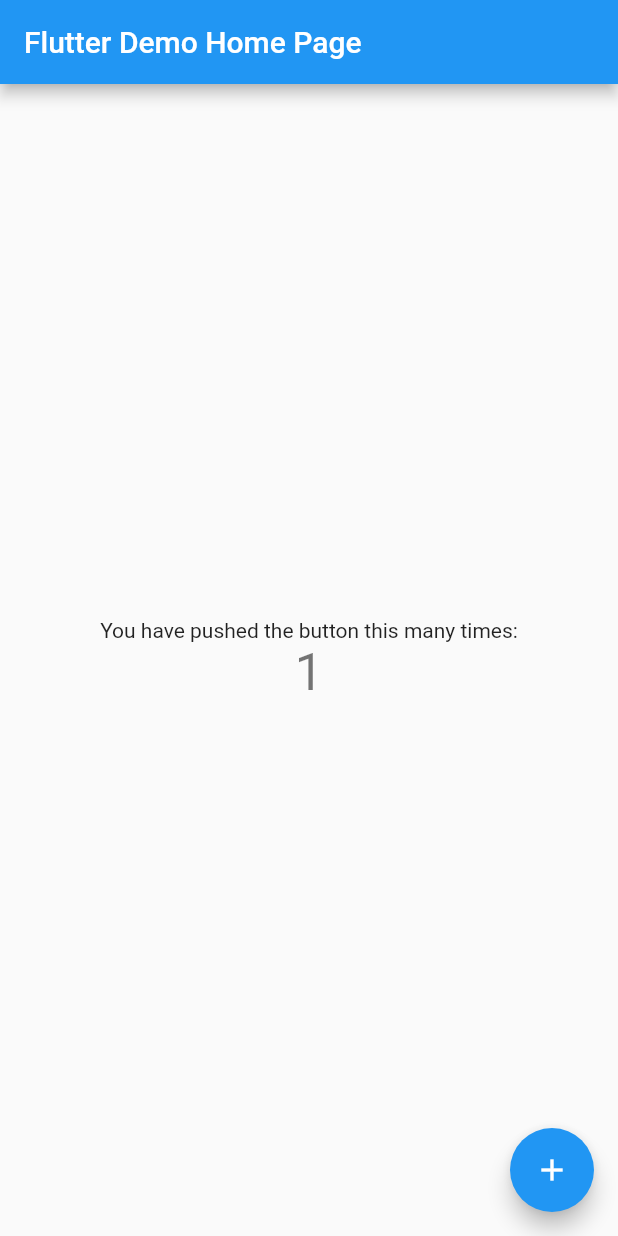
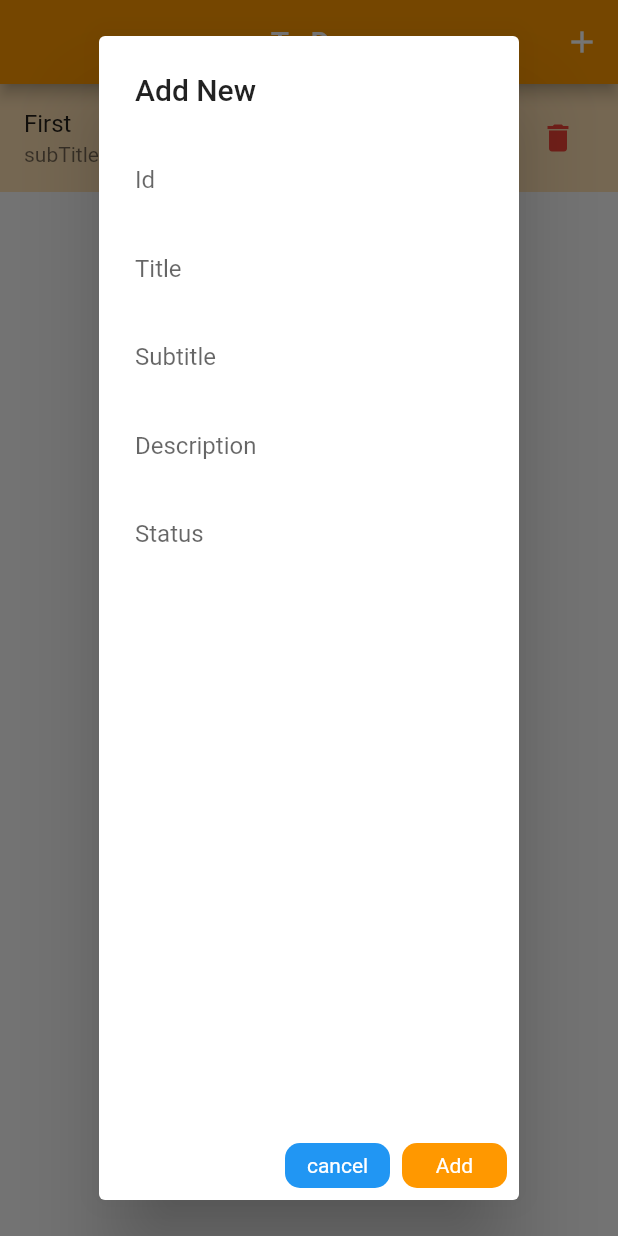
Before and after one commit to vikRAM1905/interview_task, a Flutter app: the screen it shows after launch, after a tap on the "add" icon, on a phone screen of 412 x 824 dp. Run offline on Flutter 3.47's test engine with Material 2 defaults, Android fonts, the phone set to English and light mode, and no system bars; our stand-ins replace get.

Commit message:
final push

```diff
--- /dev/null
+++ b/lib/homePage_model.dart
@@ -0,0 +1,14 @@
+class ToDoModel {
+  String? id;
+  String? title;
+  String? subTitle;
+  String? desc;
+  String? status;
+  ToDoModel({
+    this.id,
+    this.title,
+    this.subTitle,
+    this.desc,
+    this.status,
+  });
+}
--- /dev/null
+++ b/lib/home_controller.dart
@@ -0,0 +1,66 @@
+import 'package:flutter/cupertino.dart';
+import 'package:get/get.dart';
+
+import 'homePage_model.dart';
+
+class HomePageController extends GetxController {
+  var isLoading = false.obs;
+  var toDoList = List<ToDoModel>.empty(growable: true);
+  TextEditingController idController = TextEditingController();
+  TextEditingController titleController = TextEditingController();
+  TextEditingController subTitleController = TextEditingController();
+  TextEditingController descController = TextEditingController();
+  TextEditingController status = TextEditingController();
+
+  @override
+  void onInit() {
+    // TODO: implement onInit
+    getData();
+    super.onInit();
+  }
+
+  clearControllers() {
+    idController.clear();
+    titleController.clear();
+    subTitleController.clear();
+    descController.clear();
+    status.clear();
+  }
+
+  Future getData() async {
+    isLoading.value = true;
+    await Future.delayed(Duration(seconds: 1), () {
+      toDoList.add(ToDoModel(
+          id: "1",
+          title: "First",
+          subTitle: "subTitle",
+          desc: "description",
+          status: "Progress"));
+      isLoading.value = false;
+    });
+    update();
+  }
+
+  void addToDo(id, title, subTitle, desc, status) {
+    toDoList.insert(
+        0,
+        ToDoModel(
+            id: id,
+            title: title,
+            subTitle: subTitle,
+            desc: desc,
+            status: status));
+    Get.back();
+    clearControllers();
+    update();
+  }
+
+  removeItem(id) {
+    toDoList.forEach((element) {
+      if (element.id == id) {
+        toDoList.remove(element);
+      }
+    });
+    update();
+  }
+}
--- /dev/null
+++ b/lib/home_page.dart
@@ -0,0 +1,140 @@
+import 'package:demotask/home_controller.dart';
+import 'package:flutter/material.dart';
+import 'package:get/get.dart';
+
+class HomePage extends StatelessWidget {
+  HomePage({Key? key}) : super(key: key);
+  final homeController = Get.put(HomePageController());
+  @override
+  Widget build(BuildContext context) {
+    return Scaffold(
+      appBar: AppBar(
+        title: Text("To Do", style: TextStyle(color: Colors.white)),
+        backgroundColor: Colors.orange,
+        centerTitle: true,
+        actions: [
+          IconButton(
+              onPressed: () {
+                showDialog(
+                    context: context,
+                    builder: (builder) {
+                      return AlertDialog(
+                          title: Text("Add New"),
+                          content: Container(
+                              child: Column(
+                            children: [
+                              TextField(
+                                controller: homeController.idController,
+                                decoration: InputDecoration(
+                                    label: Text("Id"),
+                                    border: InputBorder.none),
+                              ),
+                              TextField(
+                                controller: homeController.titleController,
+                                decoration: InputDecoration(
+                                    label: Text("Title"),
+                                    border: InputBorder.none),
+                              ),
+                              TextField(
+                                controller: homeController.subTitleController,
+                                decoration: InputDecoration(
+                                    label: Text("Subtitle"),
+                                    border: InputBorder.none),
+                              ),
+                              TextField(
+                                controller: homeController.descController,
+                                decoration: InputDecoration(
+                                    label: Text("Description"),
+                                    border: InputBorder.none),
+                              ),
+                              TextField(
+                                controller: homeController.status,
+                                decoration: InputDecoration(
+                                    label: Text("Status"),
+                                    border: InputBorder.none),
+                              ),
+                            ],
+                          )),
+                          actions: [
+                            InkWell(
+                              onTap: () {
+                                Get.back();
+                                homeController.clearControllers();
+                                homeController.update();
+                              },
+                              child: Container(
+                                height: 30,
+                                width: 70,
+                                decoration: BoxDecoration(
+                                    borderRadius: BorderRadius.circular(10),
+                                    color: Colors.blue),
+                                child: Center(
+                                  child: Text("cancel",
+                                      style: TextStyle(color: Colors.white)),
+                                ),
+                              ),
+                            ),
+                            InkWell(
+                              onTap: () {
+                                homeController.addToDo(
+                                    homeController.idController.text,
+                                    homeController.titleController.text,
+                                    homeController.subTitleController.text,
+                                    homeController.descController.text,
+                                    homeController.status.text);
+                              },
+                              child: Container(
+                                height: 30,
+                                width: 70,
+                                decoration: BoxDecoration(
+                                    borderRadius: BorderRadius.circular(10),
+                                    color: Colors.orange),
+                                child: Center(
+                                  child: Text("Add",
+                                      style: TextStyle(color: Colors.white)),
+                                ),
+                              ),
+                            ),
+                          ]);
+                    });
+              },
+              icon: Icon(Icons.add, color: Colors.white))
+        ],
+      ),
+      body: GetBuilder<HomePageController>(
+        builder: (controller) => controller.isLoading.value
+            ? Center(
+                child: CircularProgressIndicator(
+                color: Colors.blue,
+              ))
+            : Container(
+                child: SingleChildScrollView(
+                  child: Column(
+                    children: [
+                      ListView.builder(
+                        shrinkWrap: true,
+                        physics: NeverScrollableScrollPhysics(),
+                        itemBuilder: (context, index) {
+                          return ListTile(
+                            trailing: IconButton(
+                                onPressed: () {
+                                  controller.removeItem(
+                                      controller.toDoList[index].id);
+                                },
+                                icon: Icon(Icons.delete, color: Colors.red)),
+                            tileColor: Colors.orange[100],
+                            title: Text(controller.toDoList[index].title!),
+                            subtitle:
+                                Text(controller.toDoList[index].subTitle!),
+                          );
+                        },
+                        itemCount: controller.toDoList.length,
+                      )
+                    ],
+                  ),
+                ),
+              ),
+      ),
+    );
+  }
+}
--- a/lib/main.dart
+++ b/lib/main.dart
@@ -1,4 +1,7 @@
 import 'package:flutter/material.dart';
+import 'package:get/get.dart';
+
+import 'home_page.dart';
 
 void main() {
   runApp(const MyApp());
@@ -10,106 +13,6 @@
   // This widget is the root of your application.
   @override
   Widget build(BuildContext context) {
-    return MaterialApp(
-      title: 'Flutter Demo',
-      theme: ThemeData(
-        // This is the theme of your application.
-        //
-        // Try running your application with "flutter run". You'll see the
-        // application has a blue toolbar. Then, without quitting the app, try
-        // changing the primarySwatch below to Colors.green and then invoke
-        // "hot reload" (press "r" in the console where you ran "flutter run",
-        // or simply save your changes to "hot reload" in a Flutter IDE).
-        // Notice that the counter didn't reset back to zero; the application
-        // is not restarted.
-        primarySwatch: Colors.blue,
-      ),
-      home: const MyHomePage(title: 'Flutter Demo Home Page'),
-    );
+    return GetMaterialApp(debugShowCheckedModeBanner: false, home: HomePage());
   }
 }
-
-class MyHomePage extends StatefulWidget {
-  const MyHomePage({super.key, required this.title});
-
-  // This widget is the home page of your application. It is stateful, meaning
-  // that it has a State object (defined below) that contains fields that affect
-  // how it looks.
-
-  // This class is the configuration for the state. It holds the values (in this
-  // case the title) provided by the parent (in this case the App widget) and
-  // used by the build method of the State. Fields in a Widget subclass are
-  // always marked "final".
-
-  final String title;
-
-  @override
-  State<MyHomePage> createState() => _MyHomePageState();
-}
-
-class _MyHomePageState extends State<MyHomePage> {
-  int _counter = 0;
-
-  void _incrementCounter() {
-    setState(() {
-      // This call to setState tells the Flutter framework that something has
-      // changed in this State, which causes it to rerun the build method below
-      // so that the display can reflect the updated values. If we changed
-      // _counter without calling setState(), then the build method would not be
-      // called again, and so nothing would appear to happen.
-      _counter++;
-    });
-  }
-
-  @override
-  Widget build(BuildContext context) {
-    // This method is rerun every time setState is called, for instance as done
-    // by the _incrementCounter method above.
-    //
-    // The Flutter framework has been optimized to make rerunning build methods
-    // fast, so that you can just rebuild anything that needs updating rather
-    // than having to individually change instances of widgets.
-    return Scaffold(
-      appBar: AppBar(
-        // Here we take the value from the MyHomePage object that was created by
-        // the App.build method, and use it to set our appbar title.
-        title: Text(widget.title),
-      ),
-      body: Center(
-        // Center is a layout widget. It takes a single child and positions it
-        // in the middle of the parent.
-        child: Column(
-          // Column is also a layout widget. It takes a list of children and
-          // arranges them vertically. By default, it sizes itself to fit its
-          // children horizontally, and tries to be as tall as its parent.
-          //
-          // Invoke "debug painting" (press "p" in the console, choose the
-          // "Toggle Debug Paint" action from the Flutter Inspector in Android
-          // Studio, or the "Toggle Debug Paint" command in Visual Studio Code)
-          // to see the wireframe for each widget.
-          //
-          // Column has various properties to control how it sizes itself and
-          // how it positions its children. Here we use mainAxisAlignment to
-          // center the children vertically; the main axis here is the vertical
-          // axis because Columns are vertical (the cross axis would be
-          // horizontal).
-          mainAxisAlignment: MainAxisAlignment.center,
-          children: <Widget>[
-            const Text(
-              'You have pushed the button this many times:',
-            ),
-            Text(
-              '$_counter',
-              style: Theme.of(context).textTheme.headline4,
-            ),
-          ],
-        ),
-      ),
-      floatingActionButton: FloatingActionButton(
-        onPressed: _incrementCounter,
-        tooltip: 'Increment',
-        child: const Icon(Icons.add),
-      ), // This trailing comma makes auto-formatting nicer for build methods.
-    );
-  }
-}
--- a/pubspec.yaml
+++ b/pubspec.yaml
@@ -36,6 +36,7 @@
   # The following adds the Cupertino Icons font to your application.
   # Use with the CupertinoIcons class for iOS style icons.
   cupertino_icons: ^1.0.2
+  get: ^4.6.5
 
 dev_dependencies:
   flutter_test:
```
Also changed, not shown: pubspec.lock.
